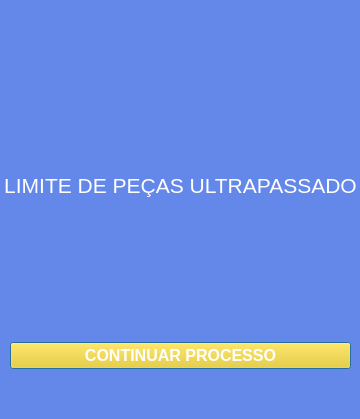
The window that src/IHM/src/view/limit_exceed_screen/limit_exceed_screen.ui (JoaoPedroMarimon/ins_test) describes before a commit, drawn with Qt 5.
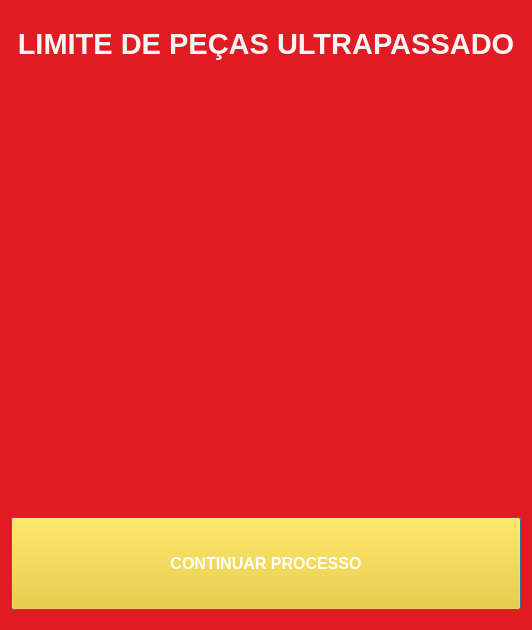
The same window after the commit. Icons and pictures are not drawn.

Commit message: update: new screen design

Diff of the .ui file:
```diff
--- a/src/IHM/src/view/limit_exceed_screen/limit_exceed_screen.ui
+++ b/src/IHM/src/view/limit_exceed_screen/limit_exceed_screen.ui
@@ -6,28 +6,113 @@
    <rect>
     <x>0</x>
     <y>0</y>
-    <width>360</width>
-    <height>419</height>
+    <width>532</width>
+    <height>630</height>
    </rect>
   </property>
   <property name="windowTitle">
    <string>Dialog</string>
   </property>
   <property name="styleSheet">
-   <string notr="true">background-color: #6488EA;</string>
+   <string notr="true">background-color: rgb(224, 27, 36);</string>
   </property>
-  <widget class="QWidget" name="horizontalLayoutWidget">
-   <property name="geometry">
-    <rect>
-     <x>10</x>
-     <y>320</y>
-     <width>341</width>
-     <height>71</height>
-    </rect>
+  <layout class="QVBoxLayout" name="verticalLayout_2">
+   <item>
+    <layout class="QVBoxLayout" name="verticalLayout">
+     <property name="spacing">
+      <number>15</number>
+     </property>
+     <property name="topMargin">
+      <number>9</number>
+     </property>
+     <property name="bottomMargin">
+      <number>9</number>
+     </property>
+     <item>
+      <widget class="QLabel" name="label">
+       <property name="sizePolicy">
+        <sizepolicy hsizetype="Preferred" vsizetype="Preferred">
+         <horstretch>0</horstretch>
+         <verstretch>1</verstretch>
+        </sizepolicy>
+       </property>
+       <property name="font">
+        <font>
+         <family>Ubuntu</family>
+         <pointsize>22</pointsize>
+         <italic>false</italic>
+         <bold>true</bold>
+        </font>
+       </property>
+       <property name="styleSheet">
+        <string notr="true">font: 700 22pt &quot;Ubuntu&quot;;
+color: rgb(246, 245, 244);</string>
+       </property>
+       <property name="text">
+        <string>LIMITE DE PEÇAS ULTRAPASSADO</string>
+       </property>
+       <property name="alignment">
+        <set>Qt::AlignmentFlag::AlignCenter</set>
+       </property>
+      </widget>
+     </item>
+     <item>
+      <widget class="QWidget" name="widget" native="true">
+       <property name="sizePolicy">
+        <sizepolicy hsizetype="Preferred" vsizetype="Preferred">
+         <horstretch>0</horstretch>
+         <verstretch>9</verstretch>
+        </sizepolicy>
    </property>
    <layout class="QHBoxLayout" name="horizontalLayout">
     <item>
+         <widget class="QLabel" name="image">
+          <property name="sizePolicy">
+           <sizepolicy hsizetype="Preferred" vsizetype="Preferred">
+            <horstretch>0</horstretch>
+            <verstretch>1</verstretch>
+           </sizepolicy>
+          </property>
+          <property name="maximumSize">
+           <size>
+            <width>400</width>
+            <height>400</height>
+           </size>
+          </property>
+          <property name="text">
+           <string/>
+          </property>
+          <property name="pixmap">
+           <pixmap>perigo.png</pixmap>
+          </property>
+          <property name="scaledContents">
+           <bool>true</bool>
+          </property>
+          <property name="wordWrap">
+           <bool>false</bool>
+          </property>
+          <property name="margin">
+           <number>60</number>
+          </property>
+          <property name="indent">
+           <number>-1</number>
+          </property>
+          <property name="openExternalLinks">
+           <bool>false</bool>
+          </property>
+         </widget>
+        </item>
+       </layout>
+      </widget>
+     </item>
+     <item>
      <widget class="QPushButton" name="button_continue">
+       <property name="sizePolicy">
+        <sizepolicy hsizetype="Minimum" vsizetype="Minimum">
+         <horstretch>0</horstretch>
+         <verstretch>2</verstretch>
+        </sizepolicy>
+       </property>
       <property name="font">
        <font>
         <pointsize>12</pointsize>
@@ -43,31 +128,8 @@
      </widget>
     </item>
    </layout>
-  </widget>
-  <widget class="QLabel" name="label">
-   <property name="geometry">
-    <rect>
-     <x>0</x>
-     <y>170</y>
-     <width>361</width>
-     <height>31</height>
-    </rect>
-   </property>
-   <property name="font">
-    <font>
-     <pointsize>16</pointsize>
-    </font>
-   </property>
-   <property name="styleSheet">
-    <string notr="true">color: white;</string>
-   </property>
-   <property name="text">
-    <string>LIMITE DE PEÇAS ULTRAPASSADO</string>
-   </property>
-   <property name="alignment">
-    <set>Qt::AlignmentFlag::AlignCenter</set>
-   </property>
-  </widget>
+   </item>
+  </layout>
  </widget>
  <resources/>
  <connections/>
```
Lines whose indentation alone changed are shown as unchanged. The commit also changes 3 other files.
